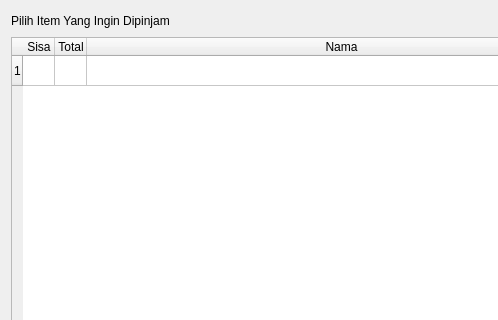
This is Ui/main.ui in vrw93/Inventory-App as Qt 5 draws it before an edit; both pictures show x 0 to 498 and y 0 to 320 of the 905 by 452 pixel window. The edited form follows.
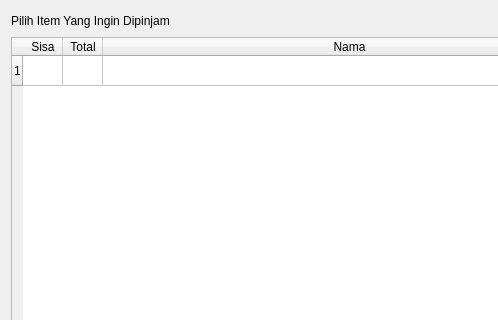
This is the edited form.

```diff
--- a/Ui/main.ui
+++ b/Ui/main.ui
@@ -44,7 +44,7 @@
         <bool>false</bool>
        </attribute>
        <attribute name="horizontalHeaderDefaultSectionSize">
-        <number>32</number>
+        <number>40</number>
        </attribute>
        <attribute name="horizontalHeaderShowSortIndicator" stdset="0">
         <bool>false</bool>
```
